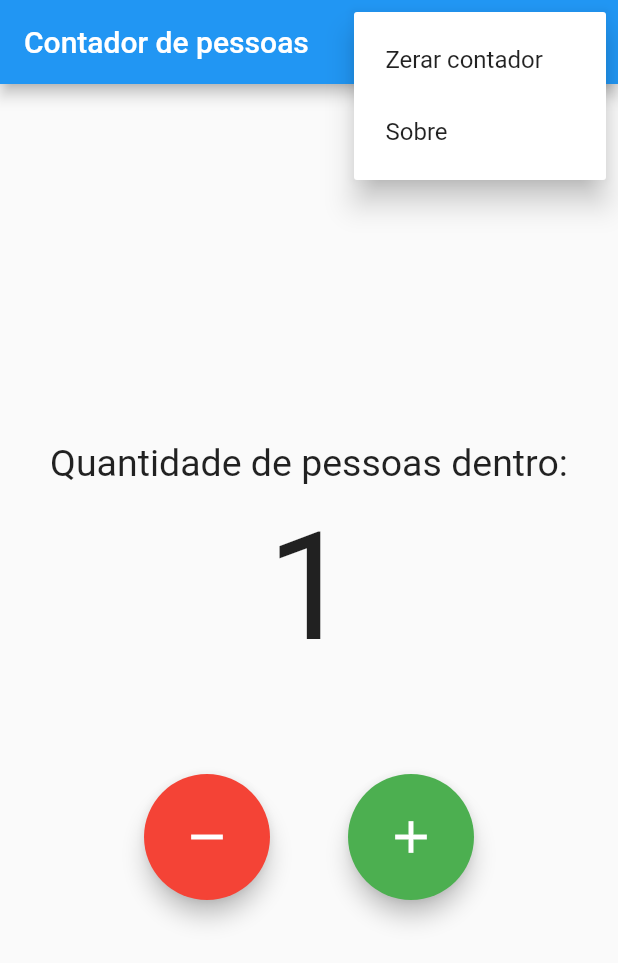
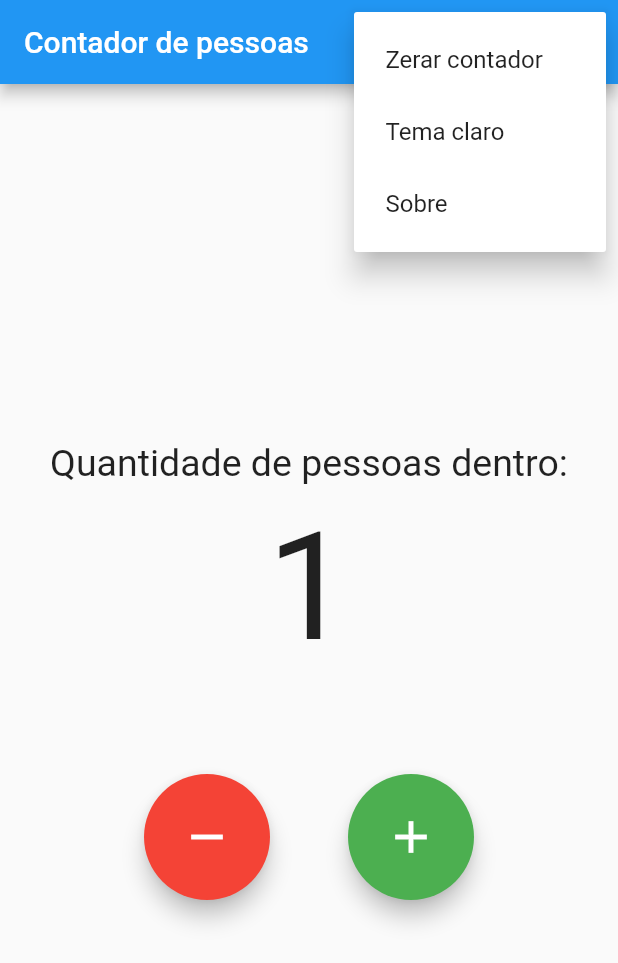
Before and after one commit to 17bastos/people-counter, a Flutter app: the screen it shows after launch, after a tap on the "add" icon, after a tap on the "more vert" icon, on a phone screen of 412 x 824 dp. Shown: the top 963 px of the screen. Run offline on Flutter 3.47's test engine with Material 2 defaults, Android fonts, the phone set to English and light mode, and no system bars; drawn by our look-alikes of google_mobile_ads; our stand-ins replace shared_preferences; network calls fail.

Commit message:
wip: tema escuro

```diff
--- a/lib/counter.dart
+++ b/lib/counter.dart
@@ -1,4 +1,5 @@
 import 'package:flutter/material.dart';
+import 'package:peoplecounter/main.dart';
 import 'package:peoplecounter/prefs.dart';
 import 'package:peoplecounter/strings.dart';
 import 'package:peoplecounter/utils.dart';
@@ -17,6 +18,7 @@ class _CounterState extends State<Counter> {
 
 
   int _counter = 0;
+  bool _isThemeLight = false;
 
   _getCounterFromPrefs() async {
     _counter = await Prefs.getInt("counter");
@@ -44,6 +46,13 @@ class _CounterState extends State<Counter> {
     });
   }
 
+  _setTheme() {
+    setState(() {
+      _isThemeLight = !_isThemeLight;
+      isLightTheme.add(_isThemeLight);
+    });
+  }
+
   @override
   void initState() {
     _getCounterFromPrefs();
@@ -64,6 +73,9 @@ class _CounterState extends State<Counter> {
                   _clearCounter();
                   break;
                 case 1:
+                  _setTheme();
+                  break;
+                case 2:
                   alert(context, Strings.descricao_sobre);
                   break;
               }
@@ -81,9 +93,21 @@ class _CounterState extends State<Counter> {
                     Text(Strings.zerar_contador),
                   ],
                 ),
+              ),PopupMenuItem(
+                value: 1,
+                child: Row(
+                  mainAxisSize: MainAxisSize.min,
+                  crossAxisAlignment: CrossAxisAlignment.center,
+                  children: <Widget>[
+                    SizedBox(
+                      width: 5,
+                    ),
+                    Text(_isThemeLight ? Strings.tema_escuro : Strings.tema_claro),
+                  ],
+                ),
               ),
               PopupMenuItem(
-                value: 1,
+                value: 2,
                 child: Row(
                   mainAxisSize: MainAxisSize.min,
                   children: <Widget>[
--- a/lib/main.dart
+++ b/lib/main.dart
@@ -1,8 +1,12 @@
+import 'dart:async';
+
 import 'package:flutter/material.dart';
 import 'package:flutter/widgets.dart';
 import 'package:peoplecounter/counter.dart';
 import 'package:peoplecounter/strings.dart';
 import 'package:google_mobile_ads/google_mobile_ads.dart';
+
+StreamController<bool> isLightTheme = StreamController();
 
 void main() {
   WidgetsFlutterBinding.ensureInitialized();
@@ -15,13 +19,29 @@ class MyApp extends StatelessWidget {
   // This widget is the root of your application.
   @override
   Widget build(BuildContext context) {
-    return MaterialApp(
-      debugShowCheckedModeBanner: false,
-      title: Strings.contador_de_pessoas,
-      theme: ThemeData(
+
+    final darkTheme = ThemeData(
+      visualDensity: VisualDensity.adaptivePlatformDensity,
+      colorScheme: ColorScheme.fromSwatch(
         primarySwatch: Colors.blue,
-      ),
-      home: MyHomePage(title: Strings.contador_de_pessoas),
+        brightness: Brightness.dark,
+      ).copyWith(secondary: Colors.white));
+
+    final lightTheme = ThemeData(
+      primarySwatch: Colors.blue,
+    );
+
+    return StreamBuilder<bool>(
+      initialData: true,
+      stream: isLightTheme.stream,
+      builder: (context, snapshot) {
+        return MaterialApp(
+          debugShowCheckedModeBanner: false,
+          title: Strings.contador_de_pessoas,
+          theme: (snapshot?.data??true) ? lightTheme : darkTheme,
+          home: MyHomePage(title: Strings.contador_de_pessoas),
+        );
+      },
     );
   }
 }
--- a/lib/strings.dart
+++ b/lib/strings.dart
@@ -5,5 +5,7 @@ abstract class Strings {
   static const String menos_uma_pessoa = "Menos uma pessoa";
   static const String zerar_contador = "Zerar contador";
   static const String sobre = "Sobre";
-  static const String descricao_sobre = "Este aplicativo foi desenvolvido para apoiar o controle de fluxo de pessoas dentro de um estabelecimento fechado.\n\n\n\nTodos contra o #Corona";
+  static const String tema_claro = "Tema claro";
+  static const String tema_escuro = "Tema escuro";
+  static const String descricao_sobre = "Este aplicativo foi desenvolvido para apoiar o controle de fluxo de pessoas dentro de um estabelecimento.";
 }
```
